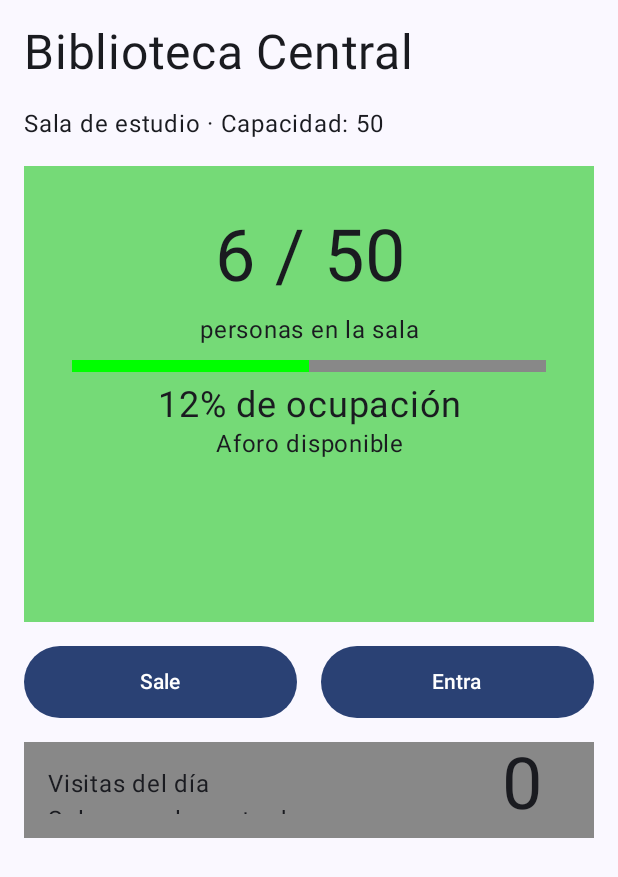
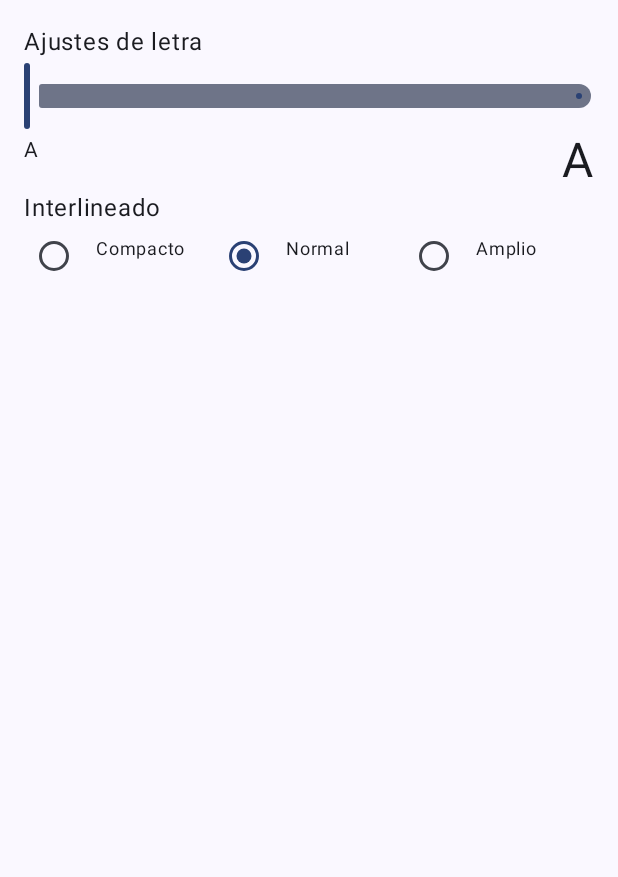
Before and after one commit to dev-marieclaire/Estado, an Android app built with Jetpack Compose: the screen it shows after launch (MainActivity), on a phone screen of 412 x 824 dp. Shown: the top 877 px of the screen. Run offline under Robolectric (Android 15) with nearby library versions, the phone set to English and light mode, and no system bars.

Commit message:
Añadiendo las opciones de interlineado.

```diff
--- a/app/src/main/java/com/example/estado_claire/screens/InicioScreen.kt
+++ b/app/src/main/java/com/example/estado_claire/screens/InicioScreen.kt
@@ -1,128 +1,85 @@
 package com.example.estado_claire
 
-import androidx.compose.foundation.background
-import androidx.compose.foundation.layout.Box
+import androidx.compose.foundation.layout.Arrangement
 import androidx.compose.foundation.layout.Column
 import androidx.compose.foundation.layout.Row
-import androidx.compose.foundation.layout.Spacer
-import androidx.compose.foundation.layout.aspectRatio
-import androidx.compose.foundation.layout.fillMaxHeight
 import androidx.compose.foundation.layout.fillMaxSize
 import androidx.compose.foundation.layout.fillMaxWidth
 import androidx.compose.foundation.layout.height
 import androidx.compose.foundation.layout.padding
-import androidx.compose.foundation.lazy.LazyColumn
-import androidx.compose.foundation.lazy.items
-import androidx.compose.foundation.text.input.InputTransformation
-import androidx.compose.foundation.text.input.then
-import androidx.compose.material3.Button
+import androidx.compose.foundation.selection.selectable
+import androidx.compose.material3.MaterialTheme
+import androidx.compose.material3.RadioButton
+import androidx.compose.material3.Slider
 import androidx.compose.material3.Surface
 import androidx.compose.material3.Text
-import androidx.compose.material3.TextField
 import androidx.compose.runtime.Composable
 import androidx.compose.runtime.getValue
 import androidx.compose.runtime.mutableStateOf
+import androidx.compose.runtime.remember
 import androidx.compose.runtime.saveable.rememberSaveable
 import androidx.compose.runtime.setValue
 import androidx.compose.ui.Modifier
-import androidx.compose.ui.graphics.Color
-import androidx.compose.ui.text.style.TextAlign
+import androidx.compose.ui.semantics.Role
 import androidx.compose.ui.tooling.preview.Preview
 import androidx.compose.ui.unit.dp
 import androidx.compose.ui.unit.sp
-import androidx.core.text.isDigitsOnly
-import com.example.estado_claire.components.MiCard
 
+enum class Interlineado(val label: String, val multiplier: Float)
+{
+    COMPACTO("Compacto", 0.5f),
+    NORMAL("Normal", 1f),
+    AMPLIO("Amplio", 1.5f)
+}
 
 @Composable
-fun InicioScreen(modifier: Modifier = Modifier) {
-    var total_dentro by rememberSaveable { mutableStateOf(6) }
-    var total_visitas by rememberSaveable { mutableStateOf(0) }
+fun InicioScreen(modifier: Modifier = Modifier)
+{
+    var font_size by rememberSaveable { mutableStateOf(0f) }
 
-    val porcentaje = (total_dentro.toFloat() / 50f * 100).toInt()
+    var spacing_state by rememberSaveable { mutableStateOf(Interlineado.NORMAL) }
+    val current_spacing = spacing_state.multiplier
 
-    val text_total_dentro = total_dentro.toString() + " / 50"
-    val text_total_visitas = total_visitas.toString()
-    val text_porcentaje_dentro = porcentaje.toString() + "% de ocupación"
+    val spacing_options = Interlineado.entries
 
-    Column(Modifier.fillMaxSize().padding(16.dp))
+    Column(modifier.fillMaxWidth().padding(16.dp))
     {
-        Text("Biblioteca Central", fontSize = 32.sp)
-        Spacer(Modifier.padding(8.dp))
-        Text("Sala de estudio · Capacidad: 50", fontSize = 16.sp)
-        Spacer(Modifier.padding(8.dp))
-
-        Box(Modifier.background(Color(0xAA33CC33)).fillMaxWidth().aspectRatio(1.25f).padding(32.dp))
+        Text("Ajustes de letra")
+        Slider(font_size, onValueChange = { font_size = it })
+        Row(Modifier.fillMaxWidth(), horizontalArrangement = Arrangement.SpaceBetween)
         {
-            Column()
-            {
-                Text(
-                    text_total_dentro,
-                    Modifier.fillMaxWidth(),
-                    textAlign = TextAlign.Center,
-                    fontSize = 48.sp
-                )
-                Spacer(Modifier.padding(4.dp))
-                Text(
-                    "personas en la sala",
-                    Modifier.fillMaxWidth(),
-                    textAlign = TextAlign.Center,
-                    fontSize = 16.sp
-                )
-                Spacer(Modifier.padding(4.dp))
-                Box(Modifier.background(Color.Gray).fillMaxWidth().height(8.dp))
-                {
-                    Box(
-                        Modifier.background(Color.Green)
-                            .fillMaxWidth(0.5f) // Aquí va a ir el porcentaje.
-                            .fillMaxHeight())
-                }
-                Spacer(Modifier.padding(4.dp))
-                Text(
-                    text_porcentaje_dentro,
-                    Modifier.fillMaxWidth(),
-                    textAlign = TextAlign.Center,
-                    fontSize = 24.sp
-                )
-                Text(
-                    "Aforo disponible",
-                    Modifier.fillMaxWidth(),
-                    textAlign = TextAlign.Center,
-                    fontSize = 16.sp
-                )
-            }
+            Text("A", fontSize = 14.sp)
+            Text("A", fontSize = 32.sp)
         }
 
-        Spacer(Modifier.padding(8.dp))
-
-        // BOTONES
-        Row(Modifier.fillMaxWidth().height(48.dp))
+        Text("Interlineado")
+        Row(Modifier.fillMaxWidth())
         {
-            Button(
-                modifier = Modifier.fillMaxHeight().weight(1f),
-                onClick = { if (total_dentro > 0) total_dentro -= 1 }
-            )
-            { Text("Sale") }
-
-            Spacer(Modifier.padding(8.dp))
-
-            Button(
-                modifier = Modifier.fillMaxHeight().weight(1f),
-                onClick = { if (total_dentro < 50) total_dentro += 1 }
-            )
-            { Text("Entra") }
-        }
-
-        Spacer(Modifier.padding(8.dp))
-
-        Row(Modifier.fillMaxWidth().height(64.dp).background(Color.Gray))
-        {
-            Column(Modifier.fillMaxHeight().weight(3/4f).padding(16.dp))
-            {
-                Text("Visitas del día")
-                Text("Solo suma las entradas")
+            spacing_options.forEach { option ->
+                Row(
+                    Modifier
+                        .weight(1f)
+                        .height(56.dp)
+                        .selectable(
+                            selected = (spacing_state == option),
+                            onClick = { spacing_state = option },
+                            role = Role.RadioButton
+                        )
+                        .padding(8.dp)
+                )
+                {
+                    RadioButton(
+                        selected = (spacing_state == option),
+                        onClick = null
+                    )
+                    Text(
+                        text = option.label,
+                        style = MaterialTheme.typography.bodyLarge,
+                        modifier = Modifier.padding(start = 16.dp),
+                        fontSize = 12.sp
+                    )
+                }
             }
-            Text(text_total_visitas, Modifier.weight(1/4f).fillMaxHeight(), fontSize = 48.sp, textAlign = TextAlign.Center)
         }
     }
 }
```
